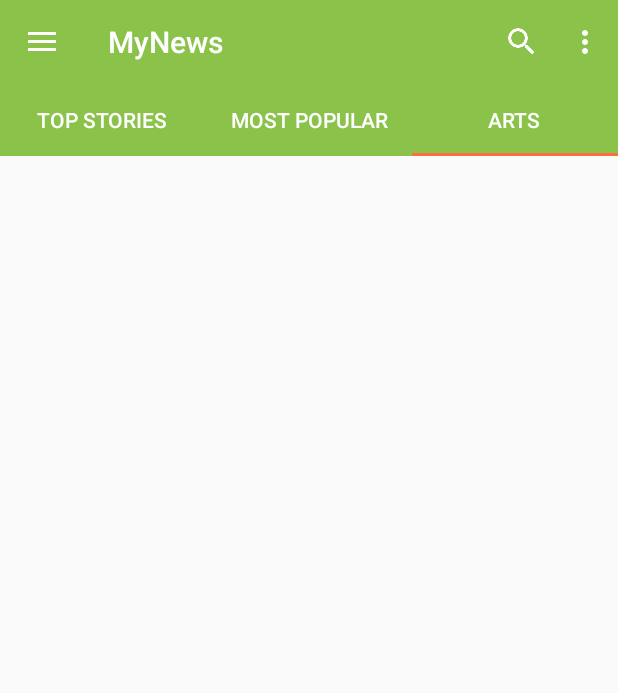
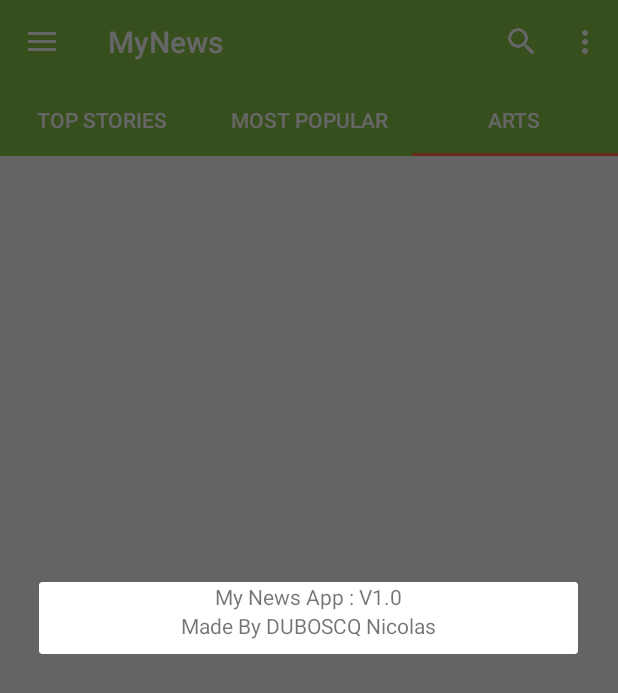
Before and after one commit to Gyraxy/MyNews, an Android app: the screen it shows after launch (MainActivity), in the options menu, after a tap on "About", on a phone screen of 412 x 824 dp. Shown: the top 693 px of the screen. Run offline under Robolectric (Android 15) with nearby library versions, the phone set to English and light mode, and no system bars; our stand-ins replace ButterKnife; pictures from the network do not load.

Commit message:
Added : Functionnal RecyclerView Item on Click WebView activity to show article in web view AlertDialog for "about" information

```diff
--- a/app/src/main/java/com/duboscq/nicolas/mynews/controllers/activities/MainActivity.java
+++ b/app/src/main/java/com/duboscq/nicolas/mynews/controllers/activities/MainActivity.java
@@ -7,11 +7,15 @@ import android.support.v4.view.GravityCompat;
 import android.support.v4.view.ViewPager;
 import android.support.v4.widget.DrawerLayout;
 import android.support.v7.app.ActionBarDrawerToggle;
+import android.support.v7.app.AlertDialog;
 import android.support.v7.app.AppCompatActivity;
 import android.os.Bundle;
 import android.support.v7.widget.Toolbar;
+import android.view.LayoutInflater;
 import android.view.Menu;
 import android.view.MenuItem;
+import android.view.View;
+
 import com.duboscq.nicolas.mynews.R;
 import com.duboscq.nicolas.mynews.adapters.ViewPagerAdapter;
 import com.duboscq.nicolas.mynews.controllers.fragments.TopStoriesFragment;
@@ -58,6 +62,11 @@ public class MainActivity extends AppCompatActivity implements NavigationView.On
             case R.id.action_help:
                 break;
             case R.id.action_about:
+                AlertDialog.Builder about_popup_diag = new AlertDialog.Builder(this);
+                LayoutInflater inflater = getLayoutInflater();
+                View about_popup_view = inflater.inflate(R.layout.about_popup,null);
+                about_popup_diag.setView(about_popup_view);
+                about_popup_diag.show();
                 break;
             case R.id.action_search:
                 Intent search_intent = new Intent(this ,SearchActivity.class);
--- a/app/src/main/java/com/duboscq/nicolas/mynews/controllers/fragments/MostPopularFragment.java
+++ b/app/src/main/java/com/duboscq/nicolas/mynews/controllers/fragments/MostPopularFragment.java
@@ -15,6 +15,7 @@ import com.duboscq.nicolas.mynews.adapters.ArticleRecyclerViewAdapter;
 import com.duboscq.nicolas.mynews.models.Articles;
 import com.duboscq.nicolas.mynews.models.GeneralInfo;
 import com.duboscq.nicolas.mynews.utils.APIInterface;
+import com.duboscq.nicolas.mynews.utils.RetrofitUtility;
 
 import java.util.List;
 
@@ -66,7 +67,7 @@ public class MostPopularFragment extends Fragment {
     }
 
     private void articleCall (){
-        APIInterface apiInterface = APIInterface.retrofit.create(APIInterface.class);
+        APIInterface apiInterface = RetrofitUtility.getInstance().create(APIInterface.class);
         Call<GeneralInfo> call = apiInterface.getMostPopular();
         call.enqueue(new Callback<GeneralInfo>() {
             @Override
--- /dev/null
+++ b/app/src/main/java/com/duboscq/nicolas/mynews/utils/RetrofitUtility.java
@@ -0,0 +1,22 @@
+package com.duboscq.nicolas.mynews.utils;
+
+import retrofit2.Retrofit;
+import retrofit2.converter.gson.GsonConverterFactory;
+
+/**
+ * Created by Nicolas DUBOSCQ on 10/08/2018
+ */
+public class RetrofitUtility {
+
+    private static Retrofit INSTANCE = null;
+
+    public static Retrofit getInstance(){
+        if(INSTANCE == null){
+            INSTANCE = new Retrofit.Builder()
+                    .baseUrl("http://api.nytimes.com/svc/")
+                    .addConverterFactory(GsonConverterFactory.create())
+                    .build();
+        }
+        return INSTANCE;
+    }
+}
--- /dev/null
+++ b/app/src/main/res/layout/about_popup.xml
@@ -0,0 +1,19 @@
+<?xml version="1.0" encoding="utf-8"?>
+<LinearLayout
+    xmlns:android="http://schemas.android.com/apk/res/android"
+    android:layout_width="200dp"
+    android:layout_height="50dp"
+    android:orientation="vertical"
+    android:gravity="center"
+    android:id="@+id/about_popup_layout">
+
+    <TextView
+        android:layout_width="wrap_content"
+        android:layout_height="wrap_content"
+        android:text="My News App : V1.0"/>
+    <TextView
+        android:layout_width="wrap_content"
+        android:layout_height="wrap_content"
+        android:text="Made By DUBOSCQ Nicolas"/>
+
+</LinearLayout>
```
Also changed, not shown: app/src/main/AndroidManifest.xml (+8 -0 lines), app/src/main/java/com/duboscq/nicolas/mynews/controllers/activities/ArticleWebViewActivity.java (added, +20 -0 lines), app/src/main/java/com/duboscq/nicolas/mynews/controllers/fragments/TopStoriesFragment.java (+20 -1 lines).
